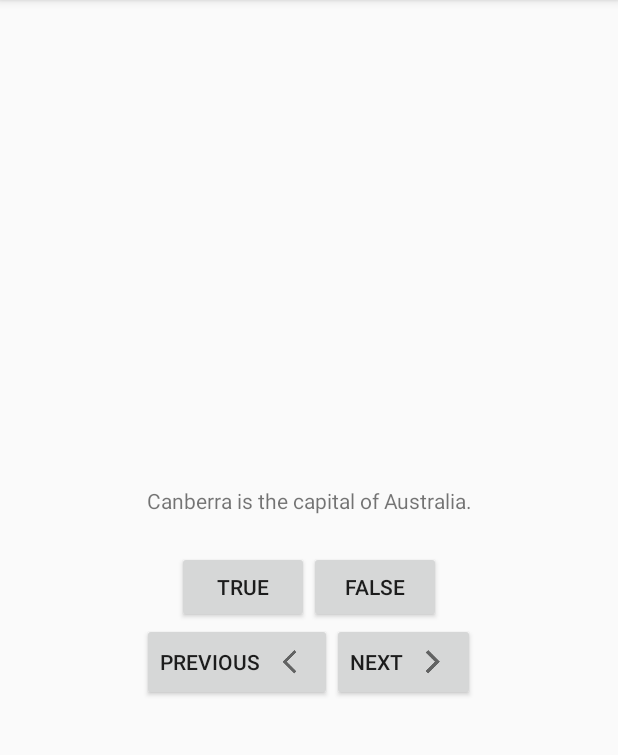
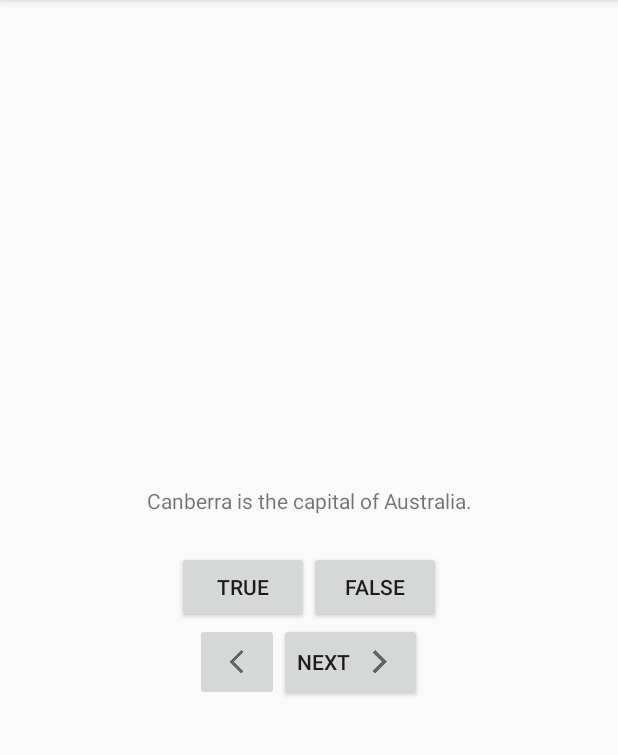
Before and after one commit to sultanularefin/GeoQuiz, an Android app: the screen it shows after launch (MainActivity), on a phone screen of 412 x 824 dp, the part 84-839 px from its top. Run offline under Robolectric (Android 15) with nearby library versions, the phone set to English and light mode, and no system bars.

Commit message:
commit chapter 2 done

```diff
--- a/app/src/main/java/com/arefinsultan/android/geoquiz/MainActivity.kt
+++ b/app/src/main/java/com/arefinsultan/android/geoquiz/MainActivity.kt
@@ -6,6 +6,7 @@ import android.util.Log;
 import android.view.Gravity
 import android.view.View
 import android.widget.Button
+import android.widget.ImageButton
 import android.widget.TextView
 import android.widget.Toast
 
@@ -16,7 +17,7 @@ class MainActivity : AppCompatActivity() {
     private lateinit var trueButton: Button
     private lateinit var falseButton: Button
     private lateinit var nextButton: Button
-    private lateinit var previousButton: Button
+    private lateinit var previousButton: ImageButton
     private lateinit var questionTextView: TextView
 
     private val questionBank = listOf(
--- a/app/src/main/res/layout/activity_main.xml
+++ b/app/src/main/res/layout/activity_main.xml
@@ -58,13 +58,15 @@
         android:layout_height="wrap_content"
         android:orientation="horizontal">
 
-        <Button
+
+        <ImageButton
             android:id="@+id/previous_button"
             android:layout_width="wrap_content"
+            android:src="@drawable/ic_arrow_back_ios"
+            android:contentDescription ="@string/previous_button"
             android:layout_height="wrap_content"
-            android:text="@string/previous_button"
-            android:drawableEnd="@drawable/ic_arrow_back_ios"
-            android:drawablePadding="4dp" />
+            />
+
 
         <Button
             android:id="@+id/next_button"
```
